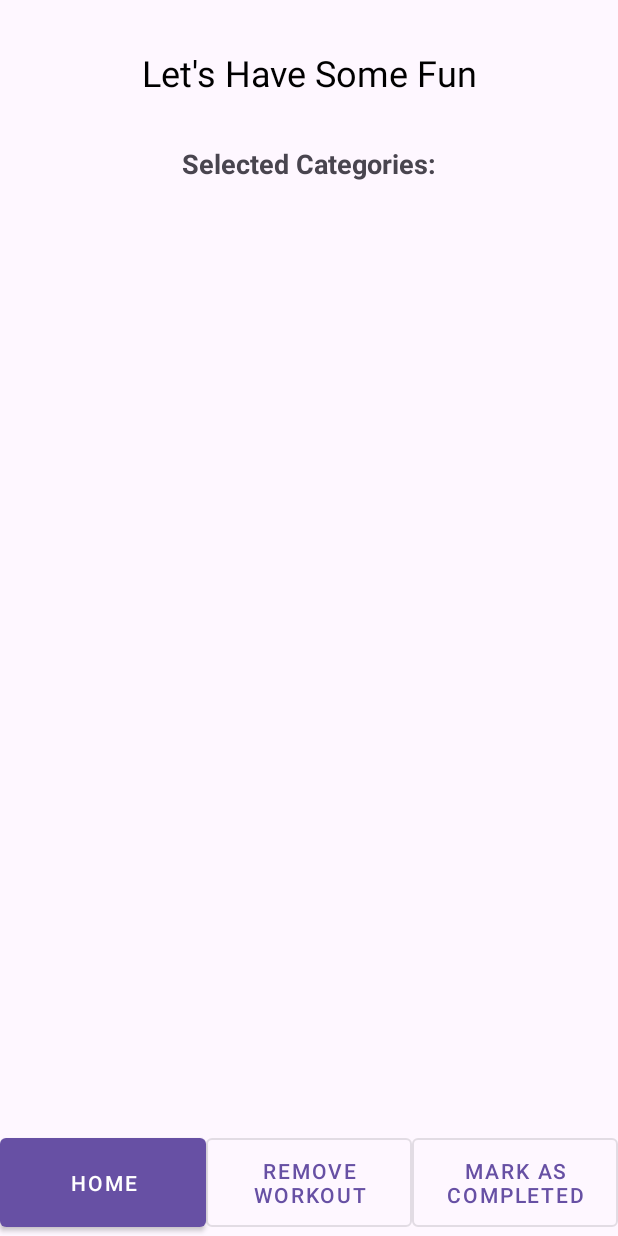
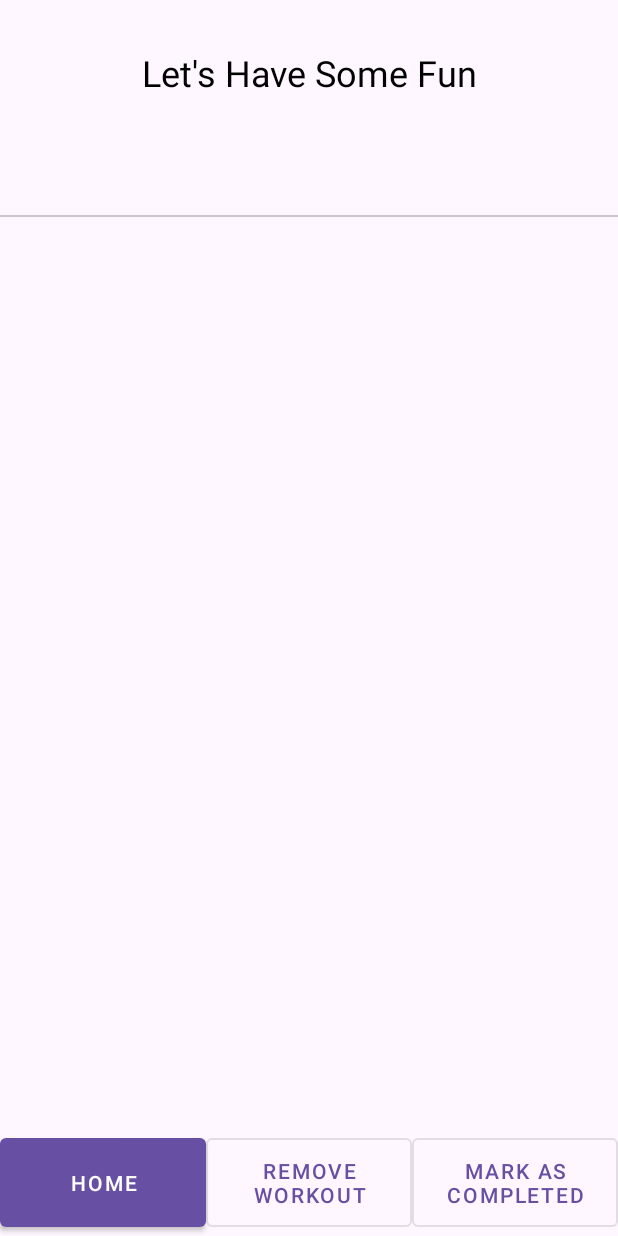
Before and after one commit to PatientoTyaga/workoutPlanner, an Android app: the TodaysWorkoutActivity screen opened directly, with no data from a screen before it, on a phone screen of 412 x 824 dp. Run offline under Robolectric (Android 15) with nearby library versions, the light colour scheme and no system bars.

Commit message:
todaysWorkoutLayout
+added tab view for added categories into todays workout

```diff
--- a/app/src/main/AndroidManifest.xml
+++ b/app/src/main/AndroidManifest.xml
@@ -12,6 +12,12 @@
         android:supportsRtl="true"
         android:theme="@style/Theme.WorkoutPlanner"
         tools:targetApi="31">
+        <activity
+            android:name=".CategoryFragmentActivity"
+            android:exported="false" />
+        <activity
+            android:name=".FragmentCategoryActivity"
+            android:exported="false" />
         <activity
             android:name=".TodaysWorkoutActivity"
             android:exported="false" />
--- /dev/null
+++ b/app/src/main/java/com/example/workoutplanner/TabPagerAdapter.java
@@ -0,0 +1,36 @@
+package com.example.workoutplanner;
+
+import androidx.annotation.NonNull;
+import androidx.annotation.Nullable;
+import androidx.fragment.app.Fragment;
+import androidx.fragment.app.FragmentManager;
+import androidx.fragment.app.FragmentPagerAdapter;
+
+import java.util.List;
+
+public class TabPagerAdapter extends FragmentPagerAdapter {
+
+    private List<String> categories;
+
+    public TabPagerAdapter(FragmentManager fm, List<String> categories) {
+        super(fm);
+        this.categories = categories;
+    }
+
+    @NonNull
+    @Override
+    public Fragment getItem(int position) {
+        return new CategoryFragmentActivity(categories.get(position));
+    }
+
+    @Override
+    public int getCount() {
+        return categories.size();
+    }
+
+    @Nullable
+    @Override
+    public CharSequence getPageTitle(int position) {
+        return categories.get(position);
+    }
+}
--- a/app/src/main/java/com/example/workoutplanner/TodaysWorkoutActivity.java
+++ b/app/src/main/java/com/example/workoutplanner/TodaysWorkoutActivity.java
@@ -3,6 +3,7 @@ package com.example.workoutplanner;
 
 import androidx.appcompat.app.AlertDialog;
 import androidx.appcompat.app.AppCompatActivity;
+import androidx.viewpager.widget.ViewPager;
 
 import android.content.Context;
 import android.content.DialogInterface;
@@ -14,6 +15,7 @@ import android.view.View;
 import android.widget.TextView;
 
 import com.google.android.material.button.MaterialButton;
+import com.google.android.material.tabs.TabLayout;
 
 import java.util.ArrayList;
 import java.util.List;
@@ -35,8 +37,8 @@ public class TodaysWorkoutActivity extends AppCompatActivity {
         // Retrieve the selected categories from the database
         selectedCategories = loadSelectedCategoriesFromDatabase();
 
-        //Display the selected categories in a TextView
-        displaySelectedCategories(selectedCategories);
+        // Set up tabs and view pager
+        setUpTabsAndViewPager(selectedCategories);
 
         // Set up the "Remove Workout" button click listener
         MaterialButton removeWorkoutButton = findViewById(R.id.removeWorkoutButton);
@@ -49,6 +51,21 @@ public class TodaysWorkoutActivity extends AppCompatActivity {
             }
         });
 
+    }
+
+    // Method to set up TabLayout and ViewPager
+    private void setUpTabsAndViewPager(List<String> selectedCategories) {
+        TabLayout tabLayout = findViewById(R.id.tabLayout);
+        ViewPager viewPager = findViewById(R.id.viewPager);
+
+        // Create an adapter for the ViewPager
+        TabPagerAdapter pagerAdapter = new TabPagerAdapter(getSupportFragmentManager(), selectedCategories);
+
+        // Set up the ViewPager with the adapter
+        viewPager.setAdapter(pagerAdapter);
+
+        // Connect the TabLayout to the ViewPager
+        tabLayout.setupWithViewPager(viewPager);
     }
 
     // Method to retrieve selected categories from the database
@@ -77,33 +94,6 @@ public class TodaysWorkoutActivity extends AppCompatActivity {
         databaseManager.close();
 
         return exercisesList;
-    }
-
-    // Method to display selected categories in the UI
-    private void displaySelectedCategories(List<String> selectedCategories) {
-        TextView categoriesTextView = findViewById(R.id.categoriesTextView);
-        StringBuilder categoriesText = new StringBuilder("Selected Categories:\n");
-
-        if (selectedCategories != null && !selectedCategories.isEmpty()) {
-            for (String categoryName : selectedCategories) {
-                // Query your database to get exercises based on categoryName
-                List<String> exercises = getExercisesForCategory(categoryName);
-
-                categoriesText.append("- ").append(categoryName).append("\n");
-
-                if (!exercises.isEmpty()) {
-                    for (String exercise : exercises) {
-                        categoriesText.append("  - ").append(exercise).append("\n");
-                    }
-                } else {
-                    //categoriesText.append("  - No exercises found\n");
-                }
-            }
-        } else {
-            //categoriesText.append("No categories selected.");
-        }
-
-        categoriesTextView.setText(categoriesText.toString());
     }
 
     // Method to remove all selected categories from the database
--- a/app/src/main/res/layout/activity_todays_workout.xml
+++ b/app/src/main/res/layout/activity_todays_workout.xml
@@ -19,6 +19,26 @@
         app:layout_constraintTop_toTopOf="parent"
         app:layout_constraintStart_toStartOf="parent"
         app:layout_constraintEnd_toEndOf="parent"
+        android:layout_marginTop="16dp"/>
+
+    <!-- tab layout for categories -->
+    <com.google.android.material.tabs.TabLayout
+        android:id="@+id/tabLayout"
+        android:layout_width="match_parent"
+        android:layout_height="wrap_content"
+        app:layout_constraintTop_toBottomOf="@id/titleTextView"
+        app:layout_constraintStart_toStartOf="parent"
+        app:layout_constraintEnd_toEndOf="parent"
+        android:layout_marginTop="16dp"/>
+
+    <androidx.viewpager.widget.ViewPager
+        android:id="@+id/viewPager"
+        android:layout_width="0dp"
+        android:layout_height="0dp"
+        app:layout_constraintTop_toBottomOf="@id/tabLayout"
+        app:layout_constraintStart_toStartOf="parent"
+        app:layout_constraintEnd_toEndOf="parent"
+        app:layout_constraintBottom_toTopOf="@+id/buttonsLayout"
         android:layout_marginTop="16dp"/>
 
     <!-- TextView to display selected categories -->
```
Also changed, not shown: app/src/main/java/com/example/workoutplanner/CategoryFragmentActivity.java (added, +39 -0 lines), app/src/main/res/layout/activity_category_fragment.xml (added, +16 -0 lines).
